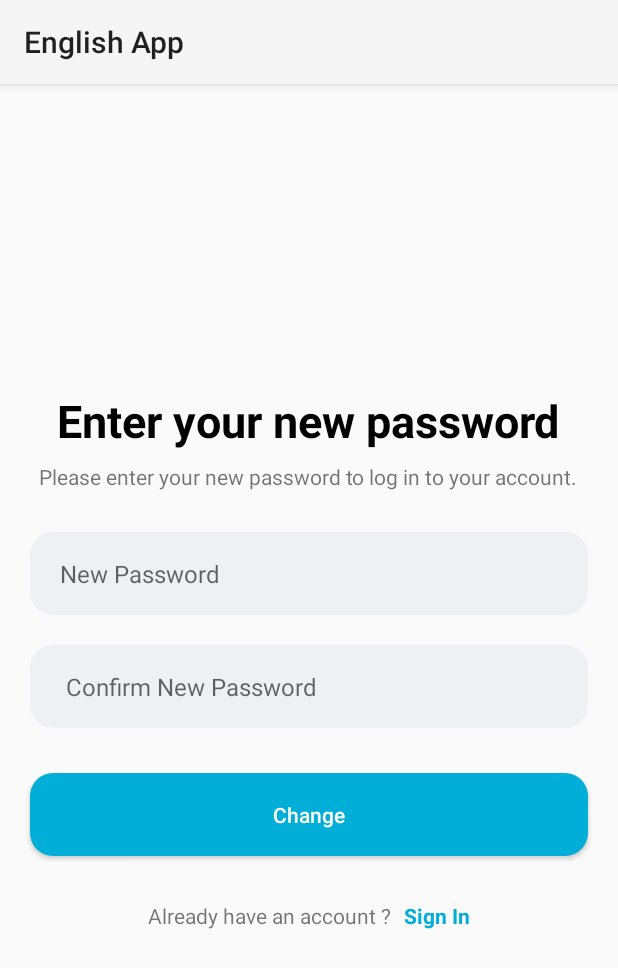
After one commit to Nam0101/ToeicAndroidApp, an Android app: the NewPasswordActivity screen opened directly, with no data from a screen before it, on a phone screen of 412 x 824 dp. The commit adds this screen. Shown: the top 968 px of the screen. Run offline under Robolectric (Android 15) with nearby library versions, the light colour scheme and no system bars; our stand-ins replace Dagger/Hilt's generated code, data binding; 6 statements that could not run were skipped.

Commit message:
forgot pasword and change password

```diff
--- a/app/build.gradle.kts
+++ b/app/build.gradle.kts
@@ -44,10 +44,10 @@ android {
     //base url
     buildTypes {
         debug {
-            buildConfigField("String", "BASE_URL", "\"http://192.168.1.243/tienganh/\"")
+            buildConfigField("String", "BASE_URL", "\"http://192.168.18.95/tienganh/\"")
         }
         release {
-            buildConfigField("String", "BASE_URL", "\"http://192.168.1.243/tienganh/\"")
+            buildConfigField("String", "BASE_URL", "\"http://192.168.18.95/tienganh/\"")
         }
     }
 
--- a/app/src/main/AndroidManifest.xml
+++ b/app/src/main/AndroidManifest.xml
@@ -36,6 +36,8 @@
         <activity android:name=".presentation.activity.ForgotPasswordActivity"/>
         <activity android:name=".presentation.activity.VocabularyActivity" />
         <activity android:name=".presentation.activity.ExamActivity" />
+        <activity android:name=".presentation.activity.OTPActivity" />
+        <activity android:name=".presentation.activity.NewPasswordActivity" />
     </application>
 
 
--- a/app/src/main/java/com/example/englishapp/ToeicApplication.java
+++ b/app/src/main/java/com/example/englishapp/ToeicApplication.java
@@ -9,3 +9,4 @@ public class ToeicApplication extends Application {
     // This class is needed for Hilt
     // https://developer.android.com/training/dependency-injection/hilt-android#application-class
 }
+// Compare this snippet from app/src/main/java/com/example/englishapp/data/local/dao/TopicDao.java:
--- a/app/src/main/java/com/example/englishapp/data/remote/UserService.java
+++ b/app/src/main/java/com/example/englishapp/data/remote/UserService.java
@@ -66,4 +66,5 @@ public interface UserService {
     Observable<GetExamHistoryResponse> getExamHistory(
             @Field("user_id") int userId
     );
+
 }
--- a/app/src/main/java/com/example/englishapp/data/repository/UserRepository.java
+++ b/app/src/main/java/com/example/englishapp/data/repository/UserRepository.java
@@ -20,5 +20,7 @@ public interface UserRepository {
 
     Observable<ExamDateResponse> getExamDate(int user_id);
     Observable<GetExamHistoryResponse> getExamHistory(int userId);
+    Observable<UserModel> xacthucma(String email, String code);
+    Observable<UserModel> doimatkhau(String email, String mobile, String code, String pass);
 
 }
--- /dev/null
+++ b/app/src/main/java/com/example/englishapp/presentation/activity/NewPasswordActivity.java
@@ -0,0 +1,51 @@
+package com.example.englishapp.presentation.activity;
+
+import android.content.Intent;
+import android.os.Bundle;
+import android.widget.Toast;
+
+import androidx.appcompat.app.AppCompatActivity;
+import androidx.lifecycle.ViewModelProvider;
+
+import com.example.englishapp.databinding.ActivityNewPassWordBinding;
+import com.example.englishapp.presentation.viewmodel.NewPasswordActivityViewModel;
+
+import dagger.hilt.android.AndroidEntryPoint;
+@AndroidEntryPoint
+public class NewPasswordActivity extends AppCompatActivity {
+    ActivityNewPassWordBinding binding;
+    NewPasswordActivityViewModel newPasswordActivityViewModel;
+
+
+
+    @Override
+    public void onCreate(Bundle savedInstanceState) {
+        super.onCreate(savedInstanceState);
+        binding = ActivityNewPassWordBinding.inflate(getLayoutInflater());
+        setContentView(binding.getRoot());
+        newPasswordActivityViewModel = new ViewModelProvider(this).get(NewPasswordActivityViewModel.class);
+        //get email from intent
+        String email = getIntent().getStringExtra("email");
+        newPasswordActivityViewModel.email.set(email);
+        //get mobile from intent
+        String mobile = getIntent().getStringExtra("mobile");
+        newPasswordActivityViewModel.mobile.set(mobile);
+        String code = getIntent().getStringExtra("code");
+        newPasswordActivityViewModel.code.set(code);
+        binding.setNewPasswordActivityViewModel(newPasswordActivityViewModel);
+        newPasswordActivityViewModel.message.observe(this, this::showMessage);
+        newPasswordActivityViewModel.isNavigateToSignIn.observe(this, this::handleSuccess);
+    }
+    public void showMessage(String message){
+        if(message != null){
+            Toast.makeText(this, message, Toast.LENGTH_SHORT).show();
+        }
+    }
+    public void handleSuccess(Boolean isSuccess){
+        if(isSuccess){
+            Toast.makeText(this, "Change password successfully", Toast.LENGTH_SHORT).show();
+            Intent intent = new Intent(this, LoginActivity.class);
+            startActivity(intent);
+        }
+    }
+}
--- a/app/src/main/java/com/example/englishapp/presentation/viewmodel/ForgotPasswordViewModel.java
+++ b/app/src/main/java/com/example/englishapp/presentation/viewmodel/ForgotPasswordViewModel.java
@@ -24,6 +24,7 @@ public class ForgotPasswordViewModel  extends ViewModel {
     public MutableLiveData<Boolean> isSucess = new MutableLiveData<>();
     public MutableLiveData<Boolean> isLoading = new MutableLiveData<>();
 
+
     @Inject
     public ForgotPasswordViewModel(ForgotPasswordUseCase forgotPasswordUseCase) {
         this.forgotPasswordUseCase = forgotPasswordUseCase;
@@ -45,7 +46,7 @@ public class ForgotPasswordViewModel  extends ViewModel {
                 .subscribe(userModel -> {
                             isSucess.setValue(userModel.isSuccess());
                             message.setValue(userModel.getMessage());
-                            Log.i("ForgotPasswordViewModel", "login: " + userModel.getMessage());
+                            Log.i("ForgotPasswordViewModel", "onCreate: " + userModel.isSuccess());
                         }
                         , throwable -> {
                             isSucess.setValue(false);
--- a/app/src/main/java/com/example/englishapp/presentation/viewmodel/QuizSharedViewModel.java
+++ b/app/src/main/java/com/example/englishapp/presentation/viewmodel/QuizSharedViewModel.java
@@ -36,6 +36,7 @@ public class QuizSharedViewModel extends ViewModel {
         this.insertExamHistoryUseCase = insertExamHistoryUseCase;
     }
 
+
     public void addQuestionResult(QuestionResult result) {
         List<QuestionResult> currentResults = questionResults.getValue();
         assert currentResults != null;
@@ -43,7 +44,6 @@ public class QuizSharedViewModel extends ViewModel {
         questionResults.setValue(currentResults);
 
     }
-
     public void calculateScore() {
         int score = 0;
         int points = 0;
--- a/app/src/main/res/layout/activity_new_pass_word.xml
+++ b/app/src/main/res/layout/activity_new_pass_word.xml
@@ -1,7 +1,17 @@
 <?xml version="1.0" encoding="utf-8"?>
-<LinearLayout xmlns:android="http://schemas.android.com/apk/res/android"
-    xmlns:app="http://schemas.android.com/apk/res-auto"
+<layout
+    xmlns:android="http://schemas.android.com/apk/res/android"
     xmlns:tools="http://schemas.android.com/tools"
+    >
+    <data>
+        <import type="android.view.View" />
+        <import type="android.text.InputType" />
+        <variable
+            name="newPasswordActivityViewModel"
+            type="com.example.englishapp.presentation.viewmodel.NewPasswordActivityViewModel" />
+    </data>
+
+<LinearLayout
     android:layout_width="match_parent"
     android:layout_height="match_parent"
     android:orientation="vertical"
@@ -41,18 +51,21 @@
             android:hint="New Password"
             android:background="@android:color/transparent"
             android:paddingStart="20dp"
+            android:text="@={newPasswordActivityViewModel.newPassword}"
             android:paddingEnd="20dp"
             android:textSize="16sp"
-            android:inputType="textPassword"
+            android:inputType="@{newPasswordActivityViewModel.isPasswordShowing.get() ? InputType.TYPE_TEXT_VARIATION_VISIBLE_PASSWORD : (InputType.TYPE_CLASS_TEXT | InputType.TYPE_TEXT_VARIATION_PASSWORD)}"
             android:maxLines="1"/>
         <ImageView
             android:id="@+id/IconPassHideUp"
             android:layout_width="40dp"
             android:layout_height="40dp"
             android:layout_alignParentEnd="true"
+
             android:layout_centerVertical="true"
             android:padding="10dp"
-            android:src="@drawable/eye"
+            android:src="@{newPasswordActivityViewModel.isPasswordShowing.get() ? @drawable/eye : @drawable/hide}"
+            android:onClick="@{()->newPasswordActivityViewModel.onClickHidePass()}"
             android:layout_marginEnd="20dp"
             android:adjustViewBounds="true"/>
 
@@ -75,7 +88,8 @@
             android:paddingStart="20dp"
             android:paddingEnd="20dp"
             android:textSize="16sp"
-            android:inputType="textPassword"
+            android:text="@={newPasswordActivityViewModel.confirmPassword}"
+            android:inputType="@{newPasswordActivityViewModel.isConfirmPasswordShowing.get() ? InputType.TYPE_TEXT_VARIATION_VISIBLE_PASSWORD : (InputType.TYPE_CLASS_TEXT | InputType.TYPE_TEXT_VARIATION_PASSWORD)}"
             android:maxLines="1"/>
         <ImageView
             android:id="@+id/IconConPassHideUp"
@@ -84,7 +98,8 @@
             android:layout_alignParentEnd="true"
             android:layout_centerVertical="true"
             android:padding="10dp"
-            android:src="@drawable/eye"
+            android:src="@{newPasswordActivityViewModel.isConfirmPasswordShowing.get() ? @drawable/eye : @drawable/hide}"
+            android:onClick="@{()->newPasswordActivityViewModel.onClickHideConfirmPass()}"
             android:layout_marginEnd="20dp"
             android:adjustViewBounds="true"/>
 
@@ -98,6 +113,7 @@
 
     <androidx.appcompat.widget.AppCompatButton
         android:id="@+id/btnChangePassword"
+        android:onClick="@{()->newPasswordActivityViewModel.changePassword()}"
         android:layout_width="match_parent"
         android:layout_height="55dp"
         android:layout_marginEnd="20dp"
@@ -125,9 +141,9 @@
             android:layout_height="wrap_content"
             android:layout_marginStart="5dp"
             android:textColor="@color/primary"
+            android:onClick="@{()->newPasswordActivityViewModel.onClickSignIn()}"
             android:text="Sign In"
             android:textStyle="bold"/>
     </LinearLayout>
-
-
 </LinearLayout>
+</layout>
```
Also changed, not shown: app/src/main/java/com/example/englishapp/data/remote/RetrofitClient.java (+6 -1 lines), app/src/main/java/com/example/englishapp/data/repository/impl/UserRepositoryImpl.java (+12 -0 lines), app/src/main/java/com/example/englishapp/di/UseCaseModule.java (+12 -0 lines), app/src/main/java/com/example/englishapp/domain/OTPVerifyUseCase.java (added, +17 -0 lines), app/src/main/java/com/example/englishapp/domain/ResetPasswordUseCase.java (added, +20 -0 lines), app/src/main/java/com/example/englishapp/presentation/activity/ForgotPasswordActivity.java (+6 -1 lines), app/src/main/java/com/example/englishapp/presentation/activity/OTPActivity.java (added, +95 -0 lines), app/src/main/java/com/example/englishapp/presentation/viewmodel/NewPasswordActivityViewModel.java (added, +65 -0 lines), app/src/main/java/com/example/englishapp/presentation/viewmodel/OTPActivityViewModel.java (added, +81 -0 lines), app/src/main/res/layout/activity_otpactivity.xml (+22 -8 lines).
